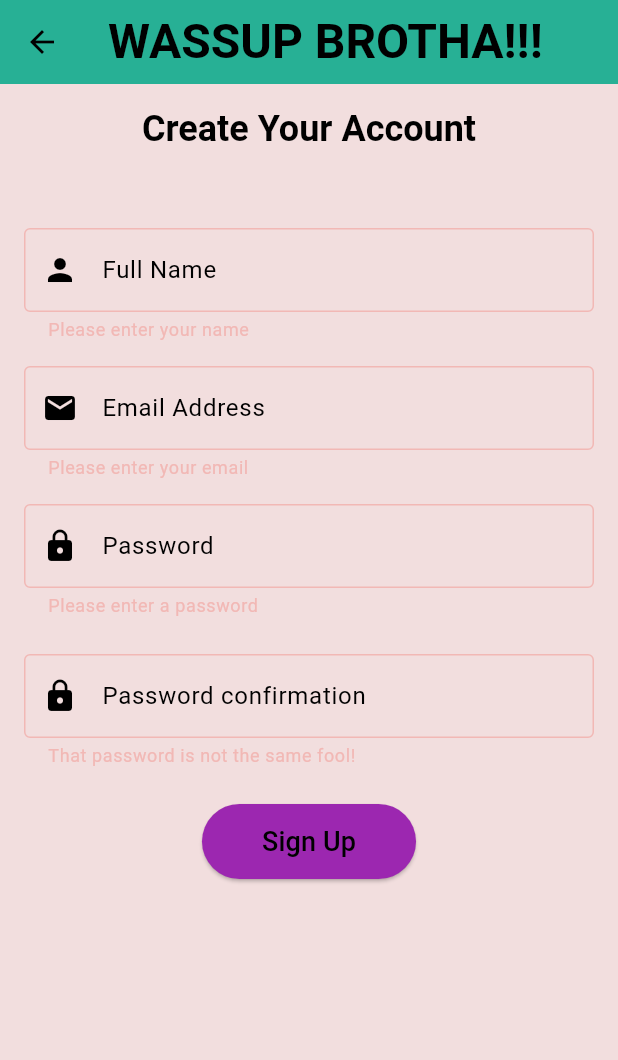
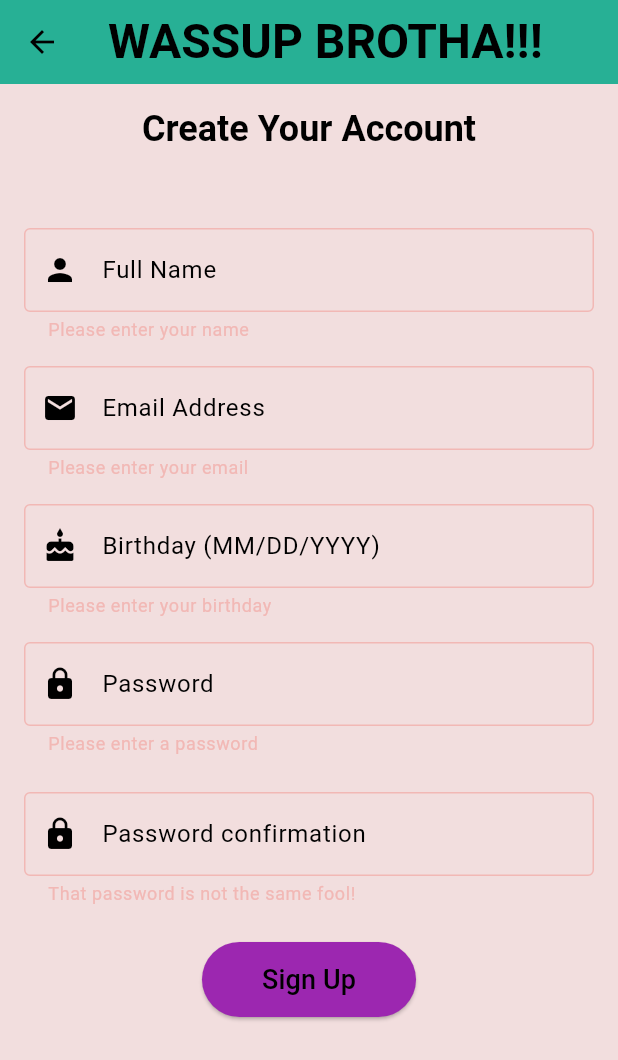
Before and after one commit to hermanacos03/Inclassactivity10, a Flutter app: the SignupPage screen opened directly, after a tap on "Sign Up", on a phone screen of 412 x 824 dp. Shown: the top 1060 px of the screen. Run offline on Flutter 3.47's test engine with Material 3 defaults, Android fonts, the phone set to English and light mode, and no system bars; drawn by our look-alikes of animated_text_kit; our stand-ins replace confetti.

Commit message:
Final push from me pt 2

```diff
--- a/inclassactivity10/lib/screens/login.dart
+++ b/inclassactivity10/lib/screens/login.dart
@@ -15,6 +15,7 @@ class _SignupPageState extends State<SignupPage> {
 
   final TextEditingController _nameController = TextEditingController();
   final TextEditingController _emailController = TextEditingController();
+  final TextEditingController _birthdayController = TextEditingController();
   final TextEditingController _passwordController = TextEditingController();
   final TextEditingController _passwordController2 = TextEditingController();
 
@@ -32,6 +33,7 @@ class _SignupPageState extends State<SignupPage> {
   void dispose() {
     _nameController.dispose();
     _emailController.dispose();
+    _birthdayController.dispose();
     _passwordController.dispose();
     _passwordController2.dispose();
     _confettiController.dispose();
@@ -176,6 +178,70 @@ class _SignupPageState extends State<SignupPage> {
                   const SizedBox(height: 16),
 
                   TextFormField(
+                    controller: _birthdayController,
+                    style: const TextStyle(color: Colors.black),
+                    decoration: const InputDecoration(
+                      labelText: 'Birthday (MM/DD/YYYY)',
+                      labelStyle: TextStyle(color: Colors.black),
+                      prefixIcon: Icon(Icons.cake, color: Colors.black),
+                      border: OutlineInputBorder(),
+                      enabledBorder: OutlineInputBorder(
+                        borderSide: BorderSide(color: Colors.black),
+                      ),
+                      focusedBorder: OutlineInputBorder(
+                        borderSide: BorderSide(color: Colors.black, width: 2),
+                      ),
+                    ),
+                    validator: (value) {
+                      if (value == null || value.isEmpty) {
+                        return 'Please enter your birthday';
+                      }
+
+                      final regex = RegExp(r'^\d{2}/\d{2}/\d{4}$');
+                      if (!regex.hasMatch(value)) {
+                        return 'Use MM/DD/YYYY';
+                      }
+
+                      final parts = value.split('/');
+                      final month = int.tryParse(parts[0]);
+                      final day = int.tryParse(parts[1]);
+                      final year = int.tryParse(parts[2]);
+
+                      if (month == null || day == null || year == null) {
+                        return 'Enter a valid birthday';
+                      }
+
+                      if (month < 1 || month > 12) {
+                        return 'Month must be between 1 and 12';
+                      }
+
+                      if (year < 1900) {
+                        return 'Enter a valid year';
+                      }
+
+                      final daysInMonth = DateTime(year, month + 1, 0).day;
+                      if (day < 1 || day > daysInMonth) {
+                        return 'That is not a real date';
+                      }
+
+                      final birthday = DateTime(year, month, day);
+                      final today = DateTime.now();
+                      final normalizedToday = DateTime(
+                        today.year,
+                        today.month,
+                        today.day,
+                      );
+
+                      if (birthday.isAfter(normalizedToday)) {
+                        return 'Birthday cannot be in the future';
+                      }
+
+                      return null;
+                    },
+                  ),
+                  const SizedBox(height: 16),
+
+                  TextFormField(
                     controller: _passwordController,
                     obscureText: true,
                     style: const TextStyle(color: Colors.black),
```
